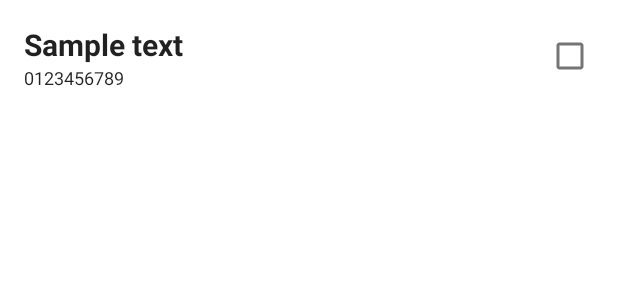
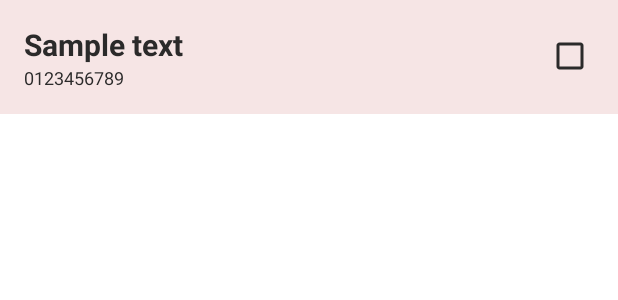
Before and after one commit to Amin-AQ/AlertApp, an Android app: the layout fragment_contacts.xml on its own in the app's theme, with its tools: preview values and no code run, on a phone screen of 412 x 824 dp. Shown: the top 300 px of the screen. Run offline under Robolectric (Android 15) with nearby library versions, the phone set to English and light mode, and no system bars.

Commit message:
Add contacts UI improvement

```diff
--- /dev/null
+++ b/app/src/main/res/drawable/divider.xml
@@ -0,0 +1,6 @@
+<?xml version="1.0" encoding="utf-8"?>
+<shape xmlns:android="http://schemas.android.com/apk/res/android"
+    android:shape="rectangle">
+    <solid android:color="#FF7A7A" />
+    <size android:width="1dp" android:height="1dp"/>
+</shape>
--- a/app/src/main/res/layout/fragment_contacts.xml
+++ b/app/src/main/res/layout/fragment_contacts.xml
@@ -2,7 +2,8 @@
 <LinearLayout xmlns:android="http://schemas.android.com/apk/res/android"
     android:layout_width="match_parent"
     android:layout_height="wrap_content"
-    android:orientation="horizontal">
+    android:orientation="horizontal"
+    android:theme="@style/FragmentTheme">
 
     <LinearLayout
         android:layout_width="0dp"
@@ -17,16 +18,14 @@
             android:textSize="20sp"
             android:text="Sample text"
             android:layout_width="wrap_content"
-            android:layout_height="wrap_content"
-            android:textAppearance="?attr/textAppearanceListItem" />
+            android:layout_height="wrap_content" />
 
         <TextView
             android:id="@+id/contact_number"
             android:text="0123456789"
             android:textSize="12sp"
             android:layout_width="wrap_content"
-            android:layout_height="wrap_content"
-            android:textAppearance="?attr/textAppearanceListItemSmall" />
+            android:layout_height="wrap_content" />
 
     </LinearLayout>
 
--- a/app/src/main/res/layout/fragment_contacts_list.xml
+++ b/app/src/main/res/layout/fragment_contacts_list.xml
@@ -2,7 +2,9 @@
 <LinearLayout xmlns:android="http://schemas.android.com/apk/res/android"
     android:layout_width="match_parent"
     android:layout_height="match_parent"
-    android:orientation="vertical">
+    xmlns:app="http://schemas.android.com/apk/res-auto"
+    android:orientation="vertical"
+    android:theme="@style/FragmentTheme">
 
     <androidx.recyclerview.widget.RecyclerView
         android:id="@+id/contacts_recycler_view"
--- a/app/src/main/res/values-night/themes.xml
+++ b/app/src/main/res/values-night/themes.xml
@@ -26,4 +26,10 @@
         <item name="colorControlNormal">#FF7A7A</item>
     </style>
 
+    <style name="FragmentTheme" parent="Theme.AppCompat.Light.NoActionBar">
+        <item name="android:background">#3E3E3E</item>
+        <item name="android:textColor">#A5A4A4</item>
+        <item name="android:buttonTint">#A5A4A4</item>
+    </style>
+
 </resources>
--- a/app/src/main/res/values/themes.xml
+++ b/app/src/main/res/values/themes.xml
@@ -13,7 +13,6 @@
         <item name="android:statusBarColor">?attr/colorPrimaryVariant</item>
         <!-- Customize your theme here. -->
     </style>
-
     <style name="MyDatePicker" >
         <!-- Text color -->
         <item name="android:textColorPrimary">#989898</item>
@@ -21,10 +20,14 @@
         <item name="colorControlNormal">#FF7A7A</item>
     </style>
 
-
     <style name="SplashTheme" parent="Theme.AppCompat.Light.NoActionBar">
         <item name="android:windowBackground">#F6E5E5</item>
         <item name="android:windowFullscreen">true</item>
     </style>
+    <style name="FragmentTheme" parent="Theme.AppCompat.Light.NoActionBar">
+        <item name="android:background">#F6E5E5</item>
+        <item name="android:textColor">#2B2A2A</item>
+        <item name="android:buttonTint">#2B2A2A</item>
+    </style>
 
 </resources>
```
Also changed, not shown: app/src/main/java/com/smd/alertapp/Activities/MainActivity.java (+16 -5 lines), app/src/main/java/com/smd/alertapp/Fragments/ContactsFragment.java (+12 -2 lines), app/src/main/res/drawable-night/outline.xml (added, +13 -0 lines), app/src/main/res/layout/activity_main.xml (+21 -8 lines).
